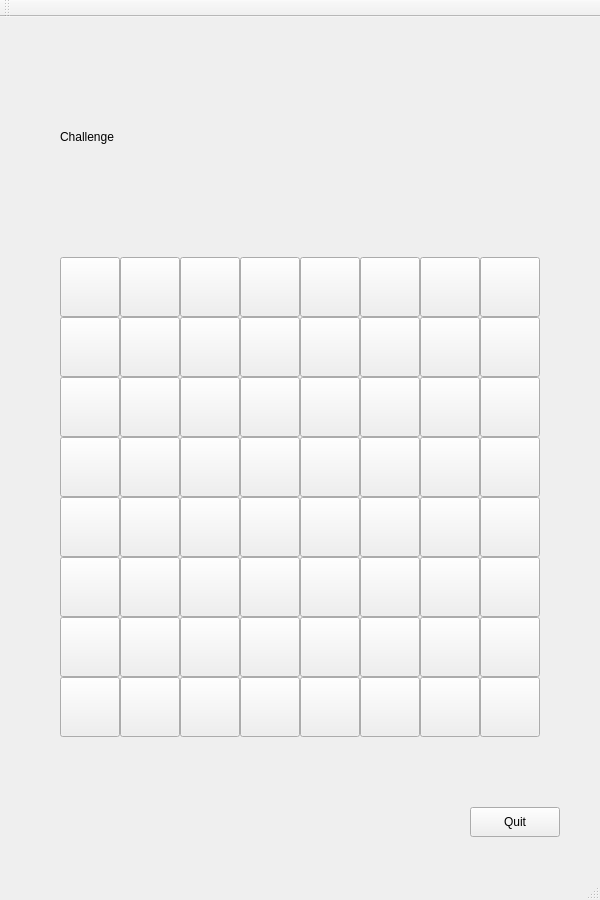
Old version of the form mainwindow.ui in the repository smwoolridge/TicTacToe.
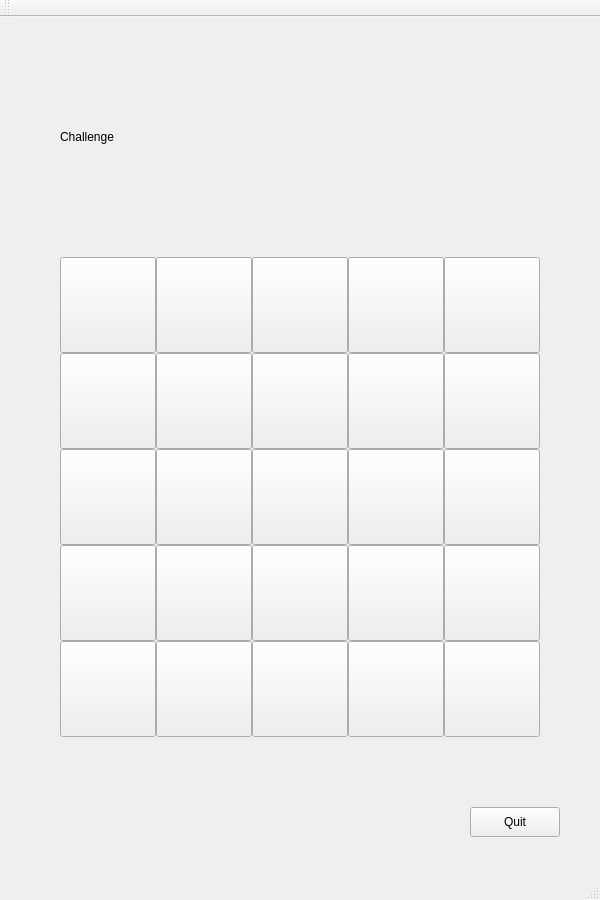
New version of the form. The open tabs and pages were chosen to show the change.

The edit to the form file:
```diff
--- a/mainwindow.ui
+++ b/mainwindow.ui
@@ -565,735 +565,7 @@
        <string>Challenge</string>
       </property>
      </widget>
-     <widget class="QPushButton" name="pushButton_13">
-      <property name="geometry">
-       <rect>
-        <x>120</x>
-        <y>300</y>
-        <width>60</width>
-        <height>60</height>
-       </rect>
-      </property>
-      <property name="text">
-       <string/>
-      </property>
-     </widget>
-     <widget class="QPushButton" name="pushButton_14">
-      <property name="geometry">
-       <rect>
-        <x>300</x>
-        <y>360</y>
-        <width>60</width>
-        <height>60</height>
-       </rect>
-      </property>
-      <property name="text">
-       <string/>
-      </property>
-     </widget>
-     <widget class="QPushButton" name="pushButton_15">
-      <property name="geometry">
-       <rect>
-        <x>180</x>
-        <y>480</y>
-        <width>60</width>
-        <height>60</height>
-       </rect>
-      </property>
-      <property name="text">
-       <string/>
-      </property>
-     </widget>
-     <widget class="QPushButton" name="pushButton_16">
-      <property name="geometry">
-       <rect>
-        <x>240</x>
-        <y>420</y>
-        <width>60</width>
-        <height>60</height>
-       </rect>
-      </property>
-      <property name="text">
-       <string/>
-      </property>
-     </widget>
-     <widget class="QPushButton" name="pushButton_17">
-      <property name="geometry">
-       <rect>
-        <x>240</x>
-        <y>360</y>
-        <width>60</width>
-        <height>60</height>
-       </rect>
-      </property>
-      <property name="text">
-       <string/>
-      </property>
-     </widget>
-     <widget class="QPushButton" name="pushButton_18">
-      <property name="geometry">
-       <rect>
-        <x>180</x>
-        <y>420</y>
-        <width>60</width>
-        <height>60</height>
-       </rect>
-      </property>
-      <property name="text">
-       <string/>
-      </property>
-     </widget>
-     <widget class="QPushButton" name="pushButton_19">
-      <property name="geometry">
-       <rect>
-        <x>180</x>
-        <y>360</y>
-        <width>60</width>
-        <height>60</height>
-       </rect>
-      </property>
-      <property name="text">
-       <string/>
-      </property>
-     </widget>
-     <widget class="QPushButton" name="pushButton_20">
-      <property name="geometry">
-       <rect>
-        <x>120</x>
-        <y>600</y>
-        <width>60</width>
-        <height>60</height>
-       </rect>
-      </property>
-      <property name="text">
-       <string/>
-      </property>
-     </widget>
-     <widget class="QPushButton" name="pushButton_21">
-      <property name="geometry">
-       <rect>
-        <x>120</x>
-        <y>540</y>
-        <width>60</width>
-        <height>60</height>
-       </rect>
-      </property>
-      <property name="text">
-       <string/>
-      </property>
-     </widget>
-     <widget class="QPushButton" name="pushButton_22">
-      <property name="geometry">
-       <rect>
-        <x>120</x>
-        <y>480</y>
-        <width>60</width>
-        <height>60</height>
-       </rect>
-      </property>
-      <property name="text">
-       <string/>
-      </property>
-     </widget>
-     <widget class="QPushButton" name="pushButton_23">
-      <property name="geometry">
-       <rect>
-        <x>120</x>
-        <y>420</y>
-        <width>60</width>
-        <height>60</height>
-       </rect>
-      </property>
-      <property name="text">
-       <string/>
-      </property>
-     </widget>
-     <widget class="QPushButton" name="pushButton_24">
-      <property name="geometry">
-       <rect>
-        <x>120</x>
-        <y>360</y>
-        <width>60</width>
-        <height>60</height>
-       </rect>
-      </property>
-      <property name="text">
-       <string/>
-      </property>
-     </widget>
-     <widget class="QPushButton" name="pushButton_25">
-      <property name="geometry">
-       <rect>
-        <x>420</x>
-        <y>300</y>
-        <width>60</width>
-        <height>60</height>
-       </rect>
-      </property>
-      <property name="text">
-       <string/>
-      </property>
-     </widget>
-     <widget class="QPushButton" name="pushButton_26">
-      <property name="geometry">
-       <rect>
-        <x>360</x>
-        <y>300</y>
-        <width>60</width>
-        <height>60</height>
-       </rect>
-      </property>
-      <property name="text">
-       <string/>
-      </property>
-     </widget>
-     <widget class="QPushButton" name="pushButton_27">
-      <property name="geometry">
-       <rect>
-        <x>300</x>
-        <y>300</y>
-        <width>60</width>
-        <height>60</height>
-       </rect>
-      </property>
-      <property name="text">
-       <string/>
-      </property>
-     </widget>
-     <widget class="QPushButton" name="pushButton_28">
-      <property name="geometry">
-       <rect>
-        <x>240</x>
-        <y>300</y>
-        <width>60</width>
-        <height>60</height>
-       </rect>
-      </property>
-      <property name="text">
-       <string/>
-      </property>
-     </widget>
-     <widget class="QPushButton" name="pushButton_29">
-      <property name="geometry">
-       <rect>
-        <x>180</x>
-        <y>300</y>
-        <width>60</width>
-        <height>60</height>
-       </rect>
-      </property>
-      <property name="text">
-       <string/>
-      </property>
-     </widget>
-     <widget class="QPushButton" name="pushButton_30">
-      <property name="geometry">
-       <rect>
-        <x>300</x>
-        <y>480</y>
-        <width>60</width>
-        <height>60</height>
-       </rect>
-      </property>
-      <property name="text">
-       <string/>
-      </property>
-     </widget>
-     <widget class="QPushButton" name="pushButton_31">
-      <property name="geometry">
-       <rect>
-        <x>240</x>
-        <y>480</y>
-        <width>60</width>
-        <height>60</height>
-       </rect>
-      </property>
-      <property name="text">
-       <string/>
-      </property>
-     </widget>
-     <widget class="QPushButton" name="pushButton_32">
-      <property name="geometry">
-       <rect>
-        <x>420</x>
-        <y>420</y>
-        <width>60</width>
-        <height>60</height>
-       </rect>
-      </property>
-      <property name="text">
-       <string/>
-      </property>
-     </widget>
-     <widget class="QPushButton" name="pushButton_33">
-      <property name="geometry">
-       <rect>
-        <x>360</x>
-        <y>420</y>
-        <width>60</width>
-        <height>60</height>
-       </rect>
-      </property>
-      <property name="text">
-       <string/>
-      </property>
-     </widget>
-     <widget class="QPushButton" name="pushButton_34">
-      <property name="geometry">
-       <rect>
-        <x>300</x>
-        <y>420</y>
-        <width>60</width>
-        <height>60</height>
-       </rect>
-      </property>
-      <property name="text">
-       <string/>
-      </property>
-     </widget>
-     <widget class="QPushButton" name="pushButton_35">
-      <property name="geometry">
-       <rect>
-        <x>420</x>
-        <y>360</y>
-        <width>60</width>
-        <height>60</height>
-       </rect>
-      </property>
-      <property name="text">
-       <string/>
-      </property>
-     </widget>
-     <widget class="QPushButton" name="pushButton_36">
-      <property name="geometry">
-       <rect>
-        <x>360</x>
-        <y>360</y>
-        <width>60</width>
-        <height>60</height>
-       </rect>
-      </property>
-      <property name="text">
-       <string/>
-      </property>
-     </widget>
-     <widget class="QPushButton" name="pushButton_37">
-      <property name="geometry">
-       <rect>
-        <x>300</x>
-        <y>540</y>
-        <width>60</width>
-        <height>60</height>
-       </rect>
-      </property>
-      <property name="text">
-       <string/>
-      </property>
-     </widget>
-     <widget class="QPushButton" name="pushButton_38">
-      <property name="geometry">
-       <rect>
-        <x>240</x>
-        <y>540</y>
-        <width>60</width>
-        <height>60</height>
-       </rect>
-      </property>
-      <property name="text">
-       <string/>
-      </property>
-     </widget>
-     <widget class="QPushButton" name="pushButton_39">
-      <property name="geometry">
-       <rect>
-        <x>180</x>
-        <y>600</y>
-        <width>60</width>
-        <height>60</height>
-       </rect>
-      </property>
-      <property name="text">
-       <string/>
-      </property>
-     </widget>
-     <widget class="QPushButton" name="pushButton_40">
-      <property name="geometry">
-       <rect>
-        <x>180</x>
-        <y>540</y>
-        <width>60</width>
-        <height>60</height>
-       </rect>
-      </property>
-      <property name="text">
-       <string/>
-      </property>
-     </widget>
-     <widget class="QPushButton" name="pushButton_41">
-      <property name="geometry">
-       <rect>
-        <x>420</x>
-        <y>480</y>
-        <width>60</width>
-        <height>60</height>
-       </rect>
-      </property>
-      <property name="text">
-       <string/>
-      </property>
-     </widget>
-     <widget class="QPushButton" name="pushButton_42">
-      <property name="geometry">
-       <rect>
-        <x>360</x>
-        <y>480</y>
-        <width>60</width>
-        <height>60</height>
-       </rect>
-      </property>
-      <property name="text">
-       <string/>
-      </property>
-     </widget>
-     <widget class="QPushButton" name="pushButton_43">
-      <property name="geometry">
-       <rect>
-        <x>300</x>
-        <y>600</y>
-        <width>60</width>
-        <height>60</height>
-       </rect>
-      </property>
-      <property name="text">
-       <string/>
-      </property>
-     </widget>
-     <widget class="QPushButton" name="pushButton_44">
-      <property name="geometry">
-       <rect>
-        <x>240</x>
-        <y>600</y>
-        <width>60</width>
-        <height>60</height>
-       </rect>
-      </property>
-      <property name="text">
-       <string/>
-      </property>
-     </widget>
-     <widget class="QPushButton" name="pushButton_45">
-      <property name="geometry">
-       <rect>
-        <x>420</x>
-        <y>540</y>
-        <width>60</width>
-        <height>60</height>
-       </rect>
-      </property>
-      <property name="text">
-       <string/>
-      </property>
-     </widget>
-     <widget class="QPushButton" name="pushButton_46">
-      <property name="geometry">
-       <rect>
-        <x>360</x>
-        <y>540</y>
-        <width>60</width>
-        <height>60</height>
-       </rect>
-      </property>
-      <property name="text">
-       <string/>
-      </property>
-     </widget>
-     <widget class="QPushButton" name="pushButton_47">
-      <property name="geometry">
-       <rect>
-        <x>420</x>
-        <y>600</y>
-        <width>60</width>
-        <height>60</height>
-       </rect>
-      </property>
-      <property name="text">
-       <string/>
-      </property>
-     </widget>
-     <widget class="QPushButton" name="pushButton_48">
-      <property name="geometry">
-       <rect>
-        <x>360</x>
-        <y>600</y>
-        <width>60</width>
-        <height>60</height>
-       </rect>
-      </property>
-      <property name="text">
-       <string/>
-      </property>
-     </widget>
-     <widget class="QPushButton" name="pushButton_49">
-      <property name="geometry">
-       <rect>
-        <x>60</x>
-        <y>300</y>
-        <width>60</width>
-        <height>60</height>
-       </rect>
-      </property>
-      <property name="text">
-       <string/>
-      </property>
-     </widget>
-     <widget class="QPushButton" name="pushButton_51">
-      <property name="geometry">
-       <rect>
-        <x>60</x>
-        <y>480</y>
-        <width>60</width>
-        <height>60</height>
-       </rect>
-      </property>
-      <property name="text">
-       <string/>
-      </property>
-     </widget>
-     <widget class="QPushButton" name="pushButton_52">
-      <property name="geometry">
-       <rect>
-        <x>60</x>
-        <y>540</y>
-        <width>60</width>
-        <height>60</height>
-       </rect>
-      </property>
-      <property name="text">
-       <string/>
-      </property>
-     </widget>
-     <widget class="QPushButton" name="pushButton_53">
-      <property name="geometry">
-       <rect>
-        <x>60</x>
-        <y>420</y>
-        <width>60</width>
-        <height>60</height>
-       </rect>
-      </property>
-      <property name="text">
-       <string/>
-      </property>
-     </widget>
-     <widget class="QPushButton" name="pushButton_54">
-      <property name="geometry">
-       <rect>
-        <x>60</x>
-        <y>360</y>
-        <width>60</width>
-        <height>60</height>
-       </rect>
-      </property>
-      <property name="text">
-       <string/>
-      </property>
-     </widget>
-     <widget class="QPushButton" name="pushButton_55">
-      <property name="geometry">
-       <rect>
-        <x>60</x>
-        <y>600</y>
-        <width>60</width>
-        <height>60</height>
-       </rect>
-      </property>
-      <property name="text">
-       <string/>
-      </property>
-     </widget>
-     <widget class="QPushButton" name="pushButton_56">
-      <property name="geometry">
-       <rect>
-        <x>480</x>
-        <y>300</y>
-        <width>60</width>
-        <height>60</height>
-       </rect>
-      </property>
-      <property name="text">
-       <string/>
-      </property>
-     </widget>
-     <widget class="QPushButton" name="pushButton_57">
-      <property name="geometry">
-       <rect>
-        <x>480</x>
-        <y>480</y>
-        <width>60</width>
-        <height>60</height>
-       </rect>
-      </property>
-      <property name="text">
-       <string/>
-      </property>
-     </widget>
-     <widget class="QPushButton" name="pushButton_58">
-      <property name="geometry">
-       <rect>
-        <x>480</x>
-        <y>540</y>
-        <width>60</width>
-        <height>60</height>
-       </rect>
-      </property>
-      <property name="text">
-       <string/>
-      </property>
-     </widget>
-     <widget class="QPushButton" name="pushButton_59">
-      <property name="geometry">
-       <rect>
-        <x>480</x>
-        <y>420</y>
-        <width>60</width>
-        <height>60</height>
-       </rect>
-      </property>
-      <property name="text">
-       <string/>
-      </property>
-     </widget>
-     <widget class="QPushButton" name="pushButton_60">
-      <property name="geometry">
-       <rect>
-        <x>480</x>
-        <y>360</y>
-        <width>60</width>
-        <height>60</height>
-       </rect>
-      </property>
-      <property name="text">
-       <string/>
-      </property>
-     </widget>
-     <widget class="QPushButton" name="pushButton_61">
-      <property name="geometry">
-       <rect>
-        <x>480</x>
-        <y>600</y>
-        <width>60</width>
-        <height>60</height>
-       </rect>
-      </property>
-      <property name="text">
-       <string/>
-      </property>
-     </widget>
-     <widget class="QPushButton" name="pushButton_62">
-      <property name="geometry">
-       <rect>
-        <x>60</x>
-        <y>660</y>
-        <width>60</width>
-        <height>60</height>
-       </rect>
-      </property>
-      <property name="text">
-       <string/>
-      </property>
-     </widget>
-     <widget class="QPushButton" name="pushButton_64">
-      <property name="geometry">
-       <rect>
-        <x>420</x>
-        <y>660</y>
-        <width>60</width>
-        <height>60</height>
-       </rect>
-      </property>
-      <property name="text">
-       <string/>
-      </property>
-     </widget>
-     <widget class="QPushButton" name="pushButton_66">
-      <property name="geometry">
-       <rect>
-        <x>240</x>
-        <y>660</y>
-        <width>60</width>
-        <height>60</height>
-       </rect>
-      </property>
-      <property name="text">
-       <string/>
-      </property>
-     </widget>
-     <widget class="QPushButton" name="pushButton_68">
-      <property name="geometry">
-       <rect>
-        <x>300</x>
-        <y>660</y>
-        <width>60</width>
-        <height>60</height>
-       </rect>
-      </property>
-      <property name="text">
-       <string/>
-      </property>
-     </widget>
-     <widget class="QPushButton" name="pushButton_69">
-      <property name="geometry">
-       <rect>
-        <x>120</x>
-        <y>660</y>
-        <width>60</width>
-        <height>60</height>
-       </rect>
-      </property>
-      <property name="text">
-       <string/>
-      </property>
-     </widget>
-     <widget class="QPushButton" name="pushButton_70">
-      <property name="geometry">
-       <rect>
-        <x>480</x>
-        <y>660</y>
-        <width>60</width>
-        <height>60</height>
-       </rect>
-      </property>
-      <property name="text">
-       <string/>
-      </property>
-     </widget>
-     <widget class="QPushButton" name="pushButton_71">
-      <property name="geometry">
-       <rect>
-        <x>360</x>
-        <y>660</y>
-        <width>60</width>
-        <height>60</height>
-       </rect>
-      </property>
-      <property name="text">
-       <string/>
-      </property>
-     </widget>
-     <widget class="QPushButton" name="pushButton_73">
-      <property name="geometry">
-       <rect>
-        <x>180</x>
-        <y>660</y>
-        <width>60</width>
-        <height>60</height>
-       </rect>
-      </property>
-      <property name="text">
-       <string/>
-      </property>
-     </widget>
-     <widget class="QPushButton" name="pushButton_78">
+     <widget class="QPushButton" name="l3_quit">
       <property name="geometry">
        <rect>
         <x>470</x>
@@ -1309,10 +581,10 @@
      <widget class="QPushButton" name="pushButton_74">
       <property name="geometry">
        <rect>
-        <x>240</x>
+        <x>60</x>
         <y>240</y>
-        <width>60</width>
-        <height>60</height>
+        <width>96</width>
+        <height>96</height>
        </rect>
       </property>
       <property name="text">
@@ -1322,10 +594,10 @@
      <widget class="QPushButton" name="pushButton_72">
       <property name="geometry">
        <rect>
-        <x>300</x>
+        <x>348</x>
         <y>240</y>
-        <width>60</width>
-        <height>60</height>
+        <width>96</width>
+        <height>96</height>
        </rect>
       </property>
       <property name="text">
@@ -1335,10 +607,10 @@
      <widget class="QPushButton" name="pushButton_76">
       <property name="geometry">
        <rect>
-        <x>480</x>
+        <x>252</x>
         <y>240</y>
-        <width>60</width>
-        <height>60</height>
+        <width>96</width>
+        <height>96</height>
        </rect>
       </property>
       <property name="text">
@@ -1348,10 +620,10 @@
      <widget class="QPushButton" name="pushButton_65">
       <property name="geometry">
        <rect>
-        <x>180</x>
+        <x>156</x>
         <y>240</y>
-        <width>60</width>
-        <height>60</height>
+        <width>96</width>
+        <height>96</height>
        </rect>
       </property>
       <property name="text">
@@ -1361,10 +633,10 @@
      <widget class="QPushButton" name="pushButton_67">
       <property name="geometry">
        <rect>
-        <x>420</x>
+        <x>444</x>
         <y>240</y>
-        <width>60</width>
-        <height>60</height>
+        <width>96</width>
+        <height>96</height>
        </rect>
       </property>
       <property name="text">
@@ -1374,10 +646,10 @@
      <widget class="QPushButton" name="pushButton_77">
       <property name="geometry">
        <rect>
-        <x>120</x>
-        <y>240</y>
-        <width>60</width>
-        <height>60</height>
+        <x>60</x>
+        <y>336</y>
+        <width>96</width>
+        <height>96</height>
        </rect>
       </property>
       <property name="text">
@@ -1387,10 +659,10 @@
      <widget class="QPushButton" name="pushButton_75">
       <property name="geometry">
        <rect>
-        <x>360</x>
-        <y>240</y>
-        <width>60</width>
-        <height>60</height>
+        <x>252</x>
+        <y>336</y>
+        <width>96</width>
+        <height>96</height>
        </rect>
       </property>
       <property name="text">
@@ -1400,10 +672,231 @@
      <widget class="QPushButton" name="pushButton_63">
       <property name="geometry">
        <rect>
+        <x>348</x>
+        <y>336</y>
+        <width>96</width>
+        <height>96</height>
+       </rect>
+      </property>
+      <property name="text">
+       <string/>
+      </property>
+     </widget>
+     <widget class="QPushButton" name="l3_11">
+      <property name="geometry">
+       <rect>
+        <x>156</x>
+        <y>336</y>
+        <width>96</width>
+        <height>96</height>
+       </rect>
+      </property>
+      <property name="text">
+       <string/>
+      </property>
+     </widget>
+     <widget class="QPushButton" name="l3_41">
+      <property name="geometry">
+       <rect>
+        <x>444</x>
+        <y>336</y>
+        <width>96</width>
+        <height>96</height>
+       </rect>
+      </property>
+      <property name="text">
+       <string/>
+      </property>
+     </widget>
+     <widget class="QPushButton" name="l3_02">
+      <property name="geometry">
+       <rect>
         <x>60</x>
-        <y>240</y>
-        <width>60</width>
-        <height>60</height>
+        <y>432</y>
+        <width>96</width>
+        <height>96</height>
+       </rect>
+      </property>
+      <property name="text">
+       <string/>
+      </property>
+     </widget>
+     <widget class="QPushButton" name="l3_22">
+      <property name="geometry">
+       <rect>
+        <x>252</x>
+        <y>432</y>
+        <width>96</width>
+        <height>96</height>
+       </rect>
+      </property>
+      <property name="text">
+       <string/>
+      </property>
+     </widget>
+     <widget class="QPushButton" name="l3_32">
+      <property name="geometry">
+       <rect>
+        <x>348</x>
+        <y>432</y>
+        <width>96</width>
+        <height>96</height>
+       </rect>
+      </property>
+      <property name="text">
+       <string/>
+      </property>
+     </widget>
+     <widget class="QPushButton" name="l3_12">
+      <property name="geometry">
+       <rect>
+        <x>156</x>
+        <y>432</y>
+        <width>96</width>
+        <height>96</height>
+       </rect>
+      </property>
+      <property name="text">
+       <string/>
+      </property>
+     </widget>
+     <widget class="QPushButton" name="l3_42">
+      <property name="geometry">
+       <rect>
+        <x>444</x>
+        <y>432</y>
+        <width>96</width>
+        <height>96</height>
+       </rect>
+      </property>
+      <property name="text">
+       <string/>
+      </property>
+     </widget>
+     <widget class="QPushButton" name="l3_13">
+      <property name="geometry">
+       <rect>
+        <x>156</x>
+        <y>528</y>
+        <width>96</width>
+        <height>96</height>
+       </rect>
+      </property>
+      <property name="text">
+       <string/>
+      </property>
+     </widget>
+     <widget class="QPushButton" name="l3_03">
+      <property name="geometry">
+       <rect>
+        <x>60</x>
+        <y>528</y>
+        <width>96</width>
+        <height>96</height>
+       </rect>
+      </property>
+      <property name="text">
+       <string/>
+      </property>
+     </widget>
+     <widget class="QPushButton" name="l3_23">
+      <property name="geometry">
+       <rect>
+        <x>252</x>
+        <y>528</y>
+        <width>96</width>
+        <height>96</height>
+       </rect>
+      </property>
+      <property name="text">
+       <string/>
+      </property>
+     </widget>
+     <widget class="QPushButton" name="l3_43">
+      <property name="geometry">
+       <rect>
+        <x>444</x>
+        <y>528</y>
+        <width>96</width>
+        <height>96</height>
+       </rect>
+      </property>
+      <property name="text">
+       <string/>
+      </property>
+     </widget>
+     <widget class="QPushButton" name="l3_33">
+      <property name="geometry">
+       <rect>
+        <x>348</x>
+        <y>528</y>
+        <width>96</width>
+        <height>96</height>
+       </rect>
+      </property>
+      <property name="text">
+       <string/>
+      </property>
+     </widget>
+     <widget class="QPushButton" name="l3_44">
+      <property name="geometry">
+       <rect>
+        <x>444</x>
+        <y>624</y>
+        <width>96</width>
+        <height>96</height>
+       </rect>
+      </property>
+      <property name="text">
+       <string/>
+      </property>
+     </widget>
+     <widget class="QPushButton" name="l3_24">
+      <property name="geometry">
+       <rect>
+        <x>252</x>
+        <y>624</y>
+        <width>96</width>
+        <height>96</height>
+       </rect>
+      </property>
+      <property name="text">
+       <string/>
+      </property>
+     </widget>
+     <widget class="QPushButton" name="l3_04">
+      <property name="geometry">
+       <rect>
+        <x>60</x>
+        <y>624</y>
+        <width>96</width>
+        <height>96</height>
+       </rect>
+      </property>
+      <property name="text">
+       <string/>
+      </property>
+     </widget>
+     <widget class="QPushButton" name="l3_45">
+      <property name="geometry">
+       <rect>
+        <x>348</x>
+        <y>624</y>
+        <width>96</width>
+        <height>96</height>
+       </rect>
+      </property>
+      <property name="text">
+       <string/>
+      </property>
+     </widget>
+     <widget class="QPushButton" name="l3_14">
+      <property name="geometry">
+       <rect>
+        <x>156</x>
+        <y>624</y>
+        <width>96</width>
+        <height>96</height>
        </rect>
       </property>
       <property name="text">
```
Left out of the diff: 78 changed lines with no effect on the pictures.
